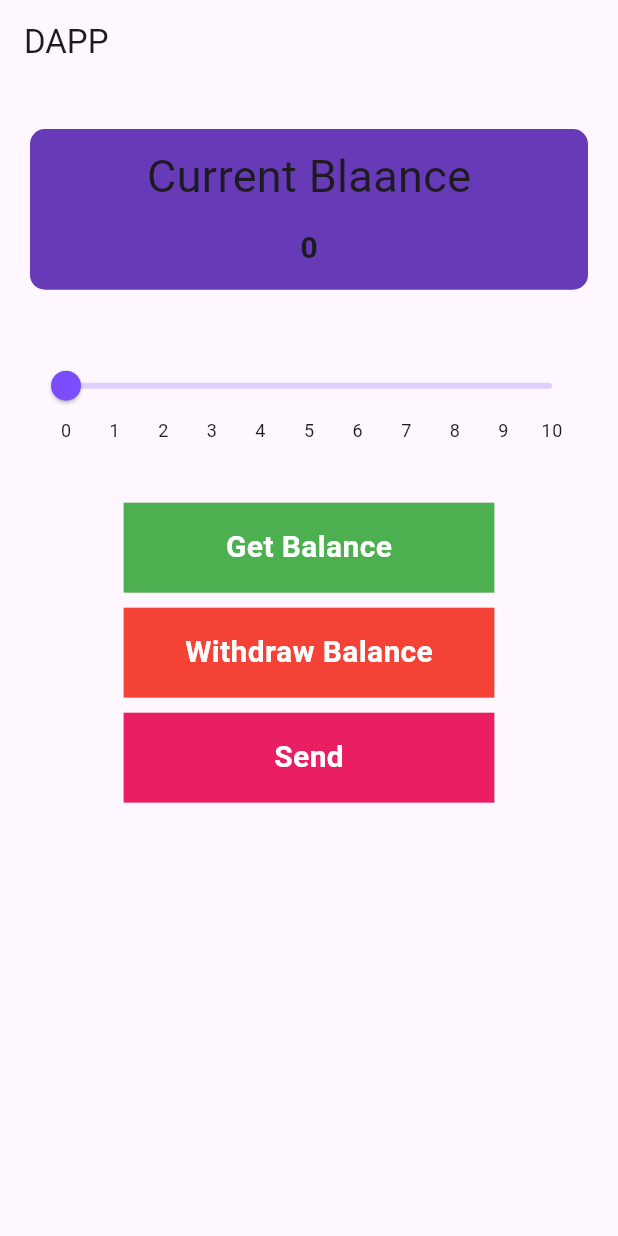
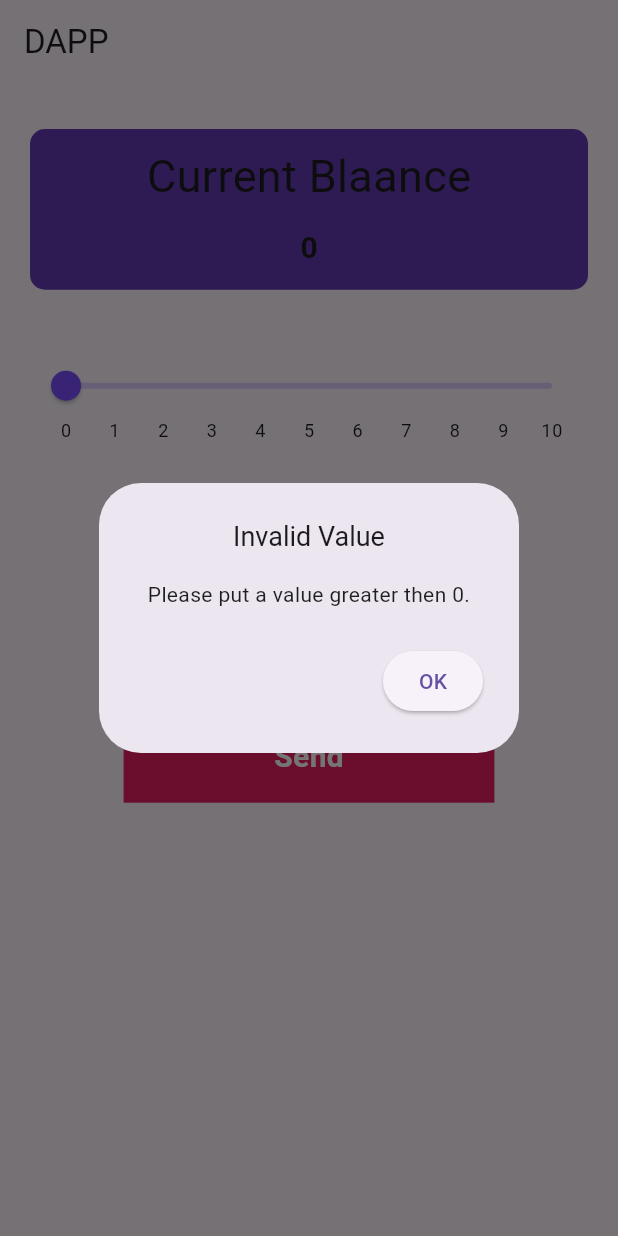
Before and after one commit to NaVindu0315/Flutter-Dapp, a Flutter app: the screen it shows after launch, after a tap on "Get Balance", on a phone screen of 412 x 824 dp. Run offline on Flutter 3.47's test engine with Material 3 defaults, Android fonts, the phone set to English and light mode, and no system bars; drawn by our look-alikes of syncfusion_flutter_sliders; missing offline and left inert: web3dart.

Commit message:
alet boxe for send recive and get

```diff
--- a/lib/simple_dapp/Homes.dart
+++ b/lib/simple_dapp/Homes.dart
@@ -75,7 +75,11 @@ class _HomesState extends State<Homes> {
                 height: 40.0,
               ),
               CustomContainerButtonWidget(
-                  title: "Get Balance", color: Colors.green, onTap: () {}),
+                  title: "Get Balance",
+                  color: Colors.green,
+                  onTap: () {
+                    incorrectValueDialogBox(context);
+                  }),
               SizedBox(
                 height: 10.0,
               ),
```
